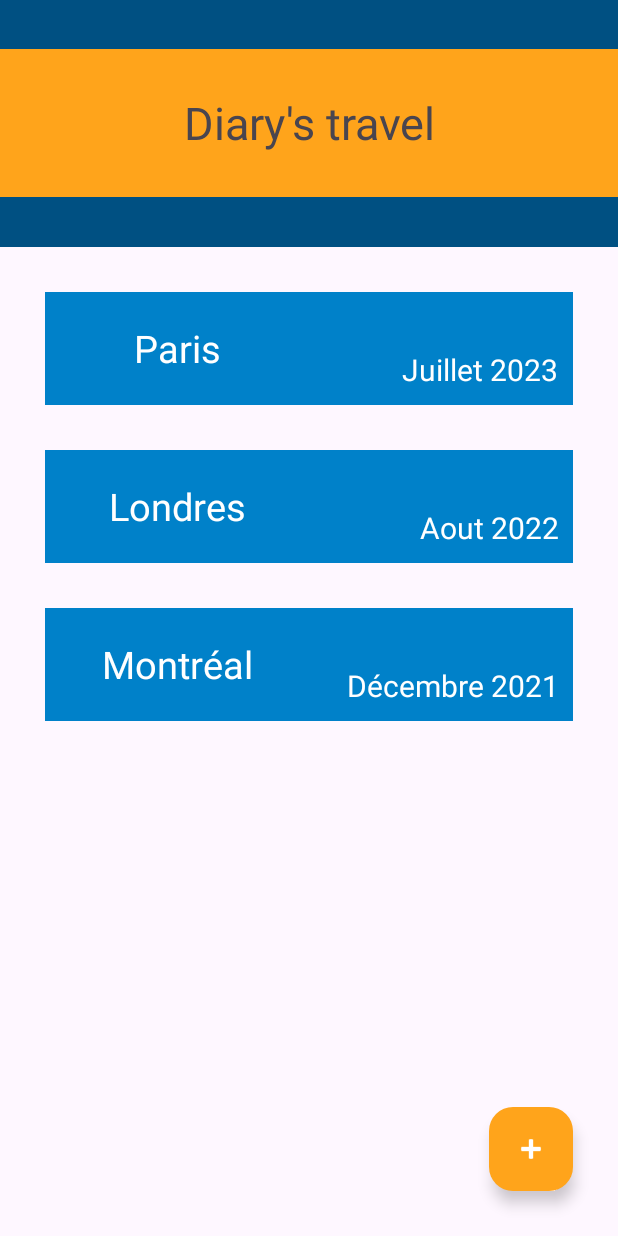
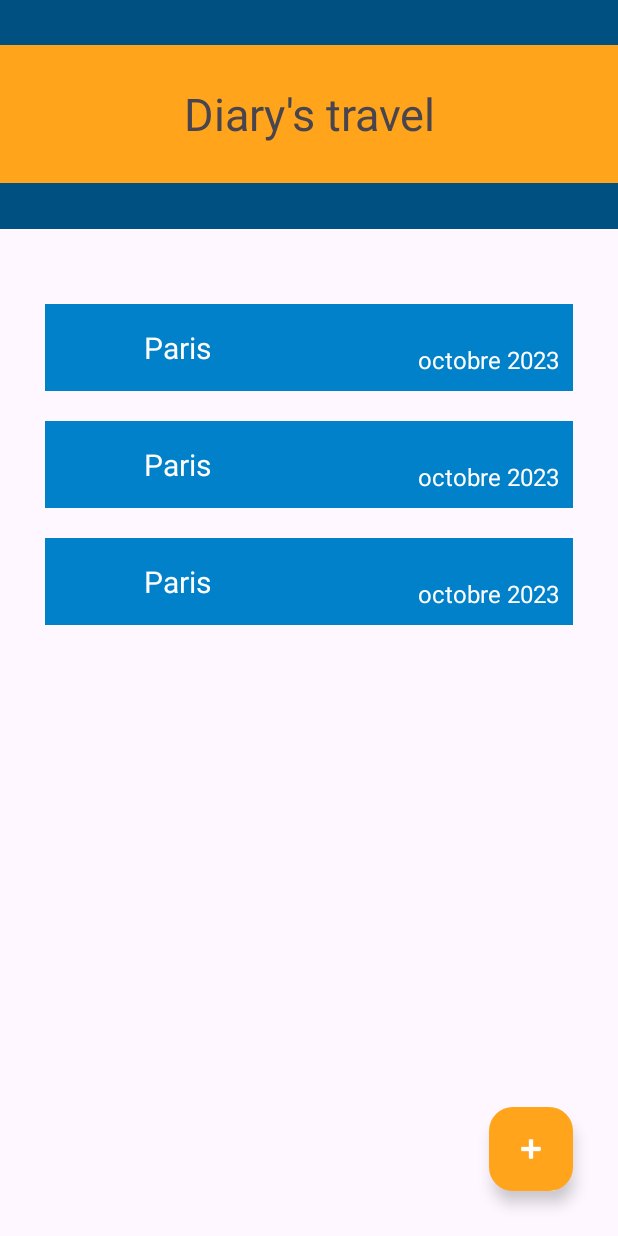
Before and after one commit to mathisfeltrin/diarystravel, an Android app: the screen it shows after launch (MainActivity), on a phone screen of 412 x 824 dp. Run offline under Robolectric (Android 15) with nearby library versions, the phone set to English and light mode, and no system bars.

Commit message:
recyclerView

```diff
--- a/app/src/main/AndroidManifest.xml
+++ b/app/src/main/AndroidManifest.xml
@@ -13,7 +13,10 @@
         android:theme="@style/Theme.Diarystravel"
         tools:targetApi="31">
         <activity
-            android:name=".MainActivity"
+            android:name=".activity.TravelActivity"
+            android:exported="false" />
+        <activity
+            android:name=".activity.MainActivity"
             android:exported="true">
             <intent-filter>
                 <action android:name="android.intent.action.MAIN" />
--- /dev/null
+++ b/app/src/main/java/tp/info507/diarystravel/activity/MainActivity.kt
@@ -0,0 +1,25 @@
+package tp.info507.diarystravel.activity
+
+import androidx.appcompat.app.AppCompatActivity
+import android.os.Bundle
+import android.widget.ImageButton
+import android.widget.Toast
+import androidx.recyclerview.widget.RecyclerView
+import tp.info507.diarystravel.R
+import tp.info507.diarystravel.adapter.TravelAdapter
+
+class MainActivity : AppCompatActivity() {
+    override fun onCreate(savedInstanceState: Bundle?) {
+        super.onCreate(savedInstanceState)
+        setContentView(R.layout.activity_main)
+
+        val button:ImageButton = findViewById<ImageButton>(R.id.addButton)
+
+        button.setOnClickListener {
+            Toast.makeText(applicationContext, "Coucou !", Toast.LENGTH_SHORT).show()
+        }
+
+        val list : RecyclerView = findViewById(R.id.travel_list)
+        list.adapter = TravelAdapter()
+    }
+}
--- a/app/src/main/java/tp/info507/diarystravel/MainActivity.kt
+++ b/app/src/main/java/tp/info507/diarystravel/activity/TravelActivity.kt
@@ -1,11 +1,12 @@
-package tp.info507.diarystravel
+package tp.info507.diarystravel.activity
 
 import androidx.appcompat.app.AppCompatActivity
 import android.os.Bundle
+import tp.info507.diarystravel.R
 
-class MainActivity : AppCompatActivity() {
+class TravelActivity : AppCompatActivity() {
     override fun onCreate(savedInstanceState: Bundle?) {
         super.onCreate(savedInstanceState)
-        setContentView(R.layout.activity_main)
+        setContentView(R.layout.activity_travel)
     }
 }
--- /dev/null
+++ b/app/src/main/java/tp/info507/diarystravel/adapter/TravelAdapter.kt
@@ -0,0 +1,29 @@
+package tp.info507.diarystravel.adapter
+
+import android.view.LayoutInflater
+import android.view.View
+import android.view.ViewGroup
+import android.widget.TextView
+import androidx.recyclerview.widget.RecyclerView
+import tp.info507.diarystravel.R
+
+class TravelAdapter: RecyclerView.Adapter<TravelAdapter.TravelHolder>(){
+    class TravelHolder(itemView: View): RecyclerView.ViewHolder(itemView) {
+        val country: TextView = itemView.findViewById(R.id.travel_country)
+        val date: TextView = itemView.findViewById(R.id.travel_date)
+    }
+
+    override fun onCreateViewHolder(parent: ViewGroup, viewType: Int): TravelHolder {
+        val view = LayoutInflater.from(parent.context).inflate(R.layout.item_travel, parent, false)
+        return TravelHolder(view)
+    }
+
+    override fun onBindViewHolder(holder: TravelHolder, position: Int) {
+        holder.country.text = "Paris"
+        holder.date.text = "octobre 2023"
+    }
+
+    override fun getItemCount(): Int {
+        return 3
+    }
+}
--- a/app/src/main/res/layout/activity_main.xml
+++ b/app/src/main/res/layout/activity_main.xml
@@ -4,7 +4,7 @@
     xmlns:tools="http://schemas.android.com/tools"
     android:layout_width="match_parent"
     android:layout_height="match_parent"
-    tools:context=".MainActivity">
+    tools:context=".activity.MainActivity">
 
     <LinearLayout
         android:id="@+id/linearLayout"
@@ -47,9 +47,19 @@
                 android:layout_height="0dp"
                 android:layout_weight="1" />
 
+
+
         </LinearLayout>
 
-        <LinearLayout
+        <androidx.recyclerview.widget.RecyclerView
+            android:id="@+id/travel_list"
+            android:layout_width="match_parent"
+            android:layout_height="0dp"
+            android:layout_weight="4"
+            android:layout_margin="30dp"
+            app:layoutManager="androidx.recyclerview.widget.LinearLayoutManager"/>
+
+        <!--<LinearLayout
             android:layout_width="match_parent"
             android:layout_height="0dp"
             android:layout_weight="4"
@@ -158,12 +168,12 @@
 
             </LinearLayout>
 
-        </LinearLayout>
+        </LinearLayout> -->
 
     </LinearLayout>
 
     <com.google.android.material.floatingactionbutton.FloatingActionButton
-        android:id="@+id/floatingActionButton"
+        android:id="@+id/addButton"
         android:layout_width="wrap_content"
         android:layout_height="wrap_content"
         android:clickable="true"
--- /dev/null
+++ b/app/src/main/res/layout/activity_travel.xml
@@ -0,0 +1,9 @@
+<?xml version="1.0" encoding="utf-8"?>
+<androidx.coordinatorlayout.widget.CoordinatorLayout xmlns:android="http://schemas.android.com/apk/res/android"
+    xmlns:app="http://schemas.android.com/apk/res-auto"
+    xmlns:tools="http://schemas.android.com/tools"
+    android:layout_width="match_parent"
+    android:layout_height="match_parent"
+    tools:context=".activity.TravelActivity">
+
+</androidx.coordinatorlayout.widget.CoordinatorLayout>
--- /dev/null
+++ b/app/src/main/res/layout/item_travel.xml
@@ -0,0 +1,36 @@
+<?xml version="1.0" encoding="utf-8"?>
+
+    <LinearLayout
+        xmlns:android="http://schemas.android.com/apk/res/android"
+        android:layout_width="match_parent"
+        android:layout_height="wrap_content"
+        android:orientation="horizontal"
+        android:layout_marginTop="20dp"
+        android:background="@color/colorPrimary">
+
+        <TextView
+            android:id="@+id/travel_country"
+            android:layout_width="0dp"
+            android:layout_height="match_parent"
+            android:layout_weight="1"
+            android:text="@string/title"
+            android:gravity="center"
+            android:textColor="@color/white"
+            android:textSize="20dp"
+            android:padding="15dp">
+        </TextView>
+
+        <TextView
+            android:id="@+id/travel_date"
+            android:layout_width="0dp"
+            android:layout_height="match_parent"
+            android:layout_weight="1"
+            android:text="date"
+            android:gravity="bottom|end"
+            android:textColor="@color/white"
+            android:textSize="16dp"
+            android:padding="10dp">
+
+        </TextView>
+
+    </LinearLayout>
```
